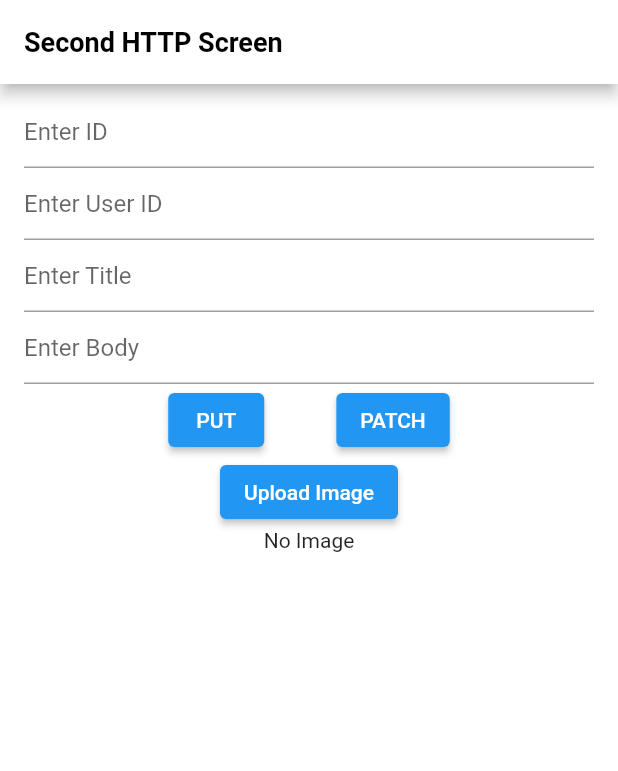
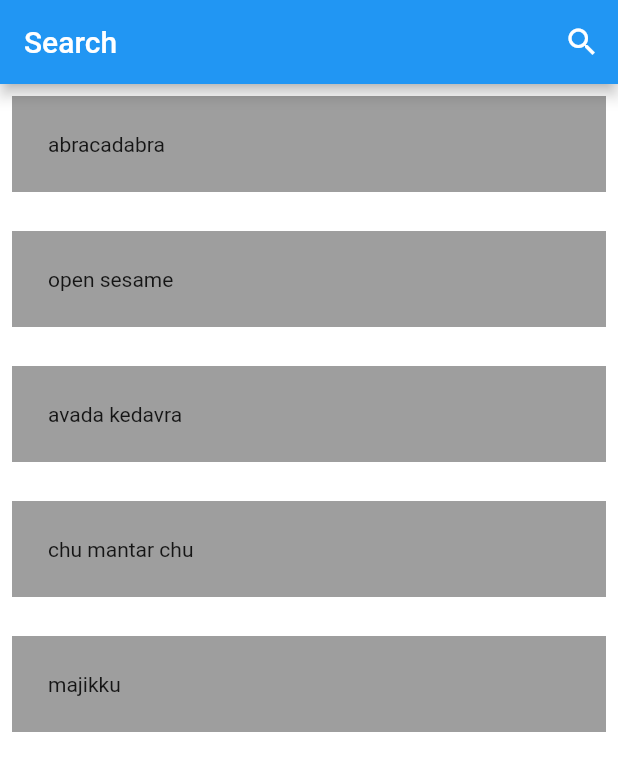
Before and after one commit to Towfiq-Roni/remaining_trial, a Flutter app: the screen it shows after launch, on a phone screen of 412 x 824 dp. Shown: the top 771 px of the screen. Run offline on Flutter 3.47's test engine with Material 2 defaults, Android fonts, the phone set to English and light mode, and no system bars; our stand-ins replace image_picker.

Commit message:
searching started

```diff
--- /dev/null
+++ b/lib/Screens/search_screen.dart
@@ -0,0 +1,94 @@
+import 'package:flutter/material.dart';
+
+class SearchScreen extends StatefulWidget {
+  const SearchScreen({Key? key}) : super(key: key);
+
+  @override
+  State<SearchScreen> createState() => _SearchScreenState();
+}
+
+class _SearchScreenState extends State<SearchScreen> {
+
+  TextEditingController searchController = TextEditingController();
+  bool? _search = false;
+
+  List<dynamic> _data = [
+    'abracadabra',
+    'open sesame',
+    'avada kedavra',
+    'chu mantar chu',
+    'majikku'
+  ];
+  List<dynamic> _searchData = [];
+
+  @override
+  void dispose(){
+    searchController.dispose();
+    super.dispose();
+}
+
+  @override
+  Widget build(BuildContext context) {
+    return Scaffold(
+      backgroundColor: Colors.white,
+      appBar: AppBar(
+        title: _search != true
+            ? const Text('Search')
+            : TextField(
+                controller: searchController,
+                onChanged: (value){
+                  setState(() {
+                    // searchController.text = value;
+                    // if(value != null) {
+                      _data.retainWhere((value) =>
+                          value.startsWith('${searchController.text}'));
+                    // }
+                  });
+                },
+              ),
+        actions: [
+          IconButton(
+              onPressed: () {
+                setState(() {
+                  _search = true;
+                });
+              },
+              icon: const Icon(Icons.search))
+        ],
+      ),
+      body: _search != true
+      ? ListView.separated(
+        shrinkWrap: true,
+          itemBuilder: (context, index){
+            return Container(
+              margin: const EdgeInsets.fromLTRB(8, 8, 8, 8),
+              padding: const EdgeInsets.fromLTRB(24, 24, 24, 24),
+              color: Colors.grey,
+              child: Text(_data[index]),
+            );
+          },
+          separatorBuilder: (BuildContext context, int index) =>
+          const Divider(
+            color: Colors.white,
+            height: 10,
+          ),
+          itemCount: _data.length)
+        : ListView.separated(
+        shrinkWrap: true,
+          itemBuilder: (context, index){
+            return Container(
+              margin: const EdgeInsets.fromLTRB(8, 8, 8, 8),
+              padding: const EdgeInsets.fromLTRB(24, 24, 24, 24),
+              color: Colors.grey,
+              child: Text(_data[index]),
+            );
+          },
+          separatorBuilder: (BuildContext context, int index) =>
+          const Divider(
+            color: Colors.white,
+            height: 10,
+          ),
+          itemCount: _data.length),
+    );
+  }
+}
--- a/lib/main.dart
+++ b/lib/main.dart
@@ -1,6 +1,7 @@
 import 'package:flutter/material.dart';
 import 'package:remaining_trial/Screens/http_requests_screen.dart';
 import 'package:remaining_trial/Screens/http_requests_second_screen.dart';
+import 'package:remaining_trial/Screens/search_screen.dart';
 
 void main() {
   runApp(const MyApp());
@@ -26,7 +27,7 @@ class MyApp extends StatelessWidget {
         // is not restarted.
         primarySwatch: Colors.blue,
       ),
-      home: const HttpRequestsSecondScreen(),
+      home: const SearchScreen(),
     );
   }
 }
```
Also changed, not shown: lib/Screens/http_requests_screen.dart (+87 -6 lines), lib/Screens/searching_screen.dart (deleted, +0 -15 lines).
